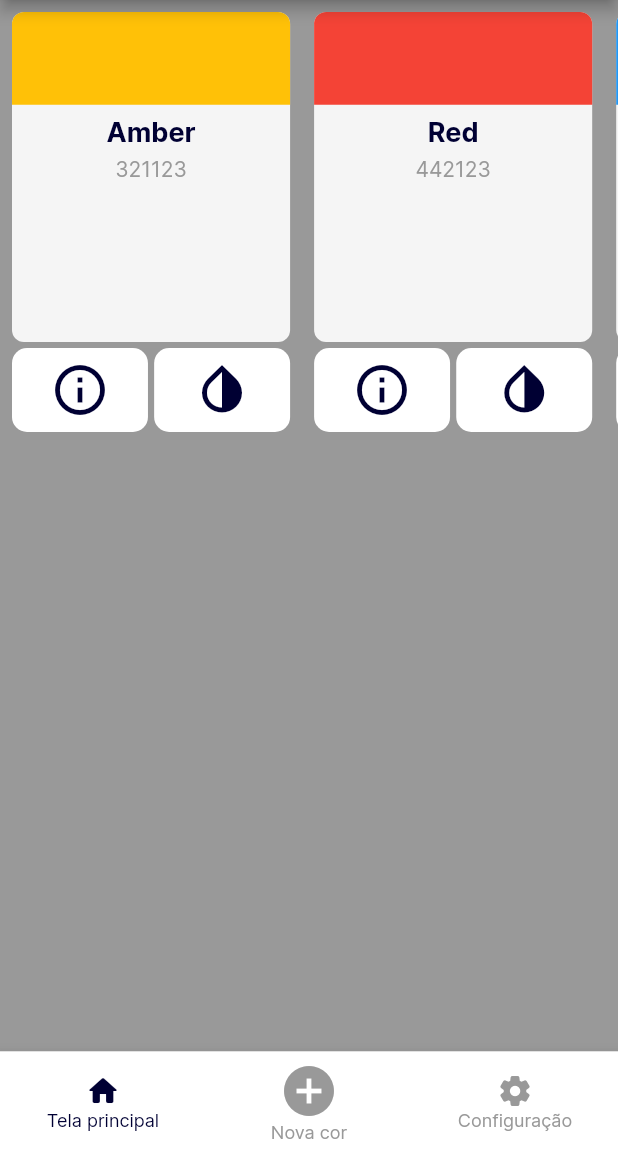
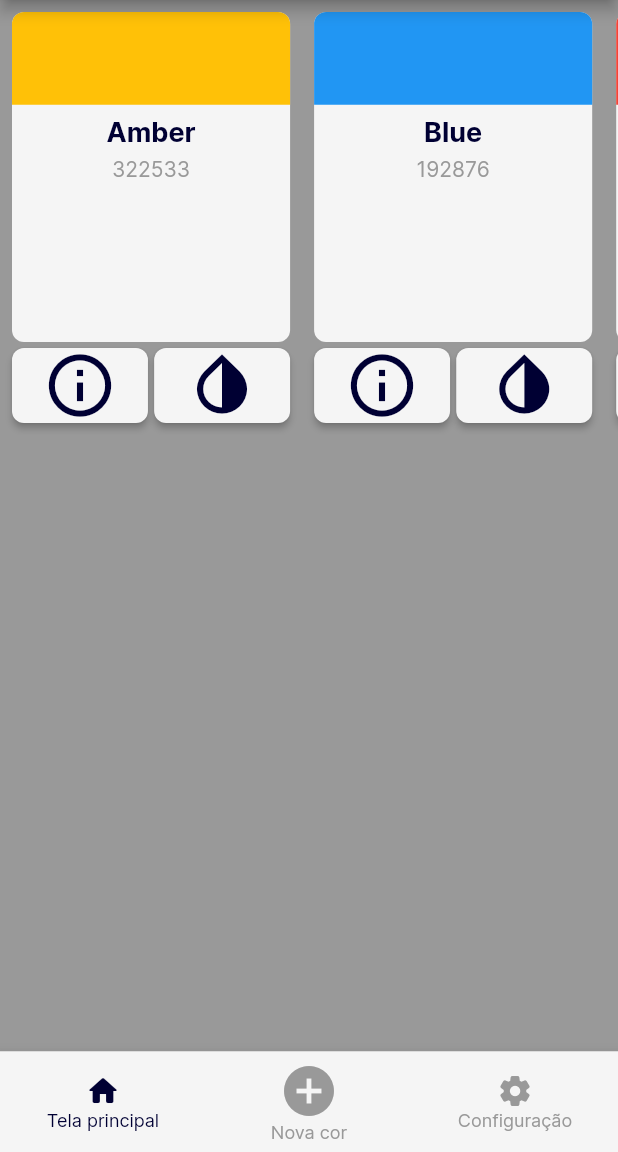
Before and after one commit to alejandrosilveiraramos/colormix, a Flutter app: the screen it shows after launch, on a phone screen of 412 x 824 dp, the part 84-1236 px from its top. Run offline on Flutter 3.47's test engine with Material 2 defaults, Android fonts, the phone set to English and light mode, and no system bars; missing offline and left inert: flutter_flavor; generated files the repository leaves out were written again.

Commit message:
add buttons, modal action

```diff
--- /dev/null
+++ b/lib/screens/color_info/color_info.dart
@@ -0,0 +1,15 @@
+import 'package:colormix/shared/widgets/page_structure/colormix_bottom_tab_bar.dart';
+import 'package:colormix/shared/widgets/page_structure/colormix_page.dart';
+import 'package:flutter/material.dart';
+
+class ColorInfo extends StatelessWidget {
+  const ColorInfo({super.key});
+
+  @override
+  Widget build(BuildContext context) {
+    return const ColormixPage(
+      bottomNavigationBar: ColormixBottomTabBar(),
+      child: Text('alo'),
+    );
+  }
+}
--- /dev/null
+++ b/lib/screens/home/components/button_card.dart
@@ -0,0 +1,40 @@
+import 'package:colormix/shared/theme/custom_theme.dart';
+import 'package:flutter/material.dart';
+
+class ButtonCard extends StatelessWidget {
+  final Function() clickAction;
+  final IconData icon;
+
+  const ButtonCard({
+    Key? key,
+    required this.icon,
+    required this.clickAction,
+  }) : super(key: key);
+
+  @override
+  Widget build(BuildContext context) {
+    return Container(
+      width: MediaQuery.of(context).size.width * .22,
+      decoration: BoxDecoration(
+        borderRadius: BorderRadius.circular(
+          DefaultTheme.borderRadius.medium,
+        ),
+      ),
+      child: ElevatedButton(
+        onPressed: clickAction,
+        style: ElevatedButton.styleFrom(
+          backgroundColor: DefaultTheme.colors.primary,
+          shape: RoundedRectangleBorder(
+            borderRadius:
+                BorderRadius.circular(DefaultTheme.borderRadius.medium),
+          ),
+        ),
+        child: Icon(
+          icon,
+          color: DefaultTheme.colors.secondary,
+          size: 50,
+        ),
+      ),
+    );
+  }
+}
--- a/lib/screens/home/components/card_color.dart
+++ b/lib/screens/home/components/card_color.dart
@@ -1,4 +1,6 @@
+import 'package:colormix/screens/home/components/button_card.dart';
 import 'package:colormix/shared/theme/custom_theme.dart';
+import 'package:flutter/cupertino.dart';
 import 'package:flutter/material.dart';
 
 class CardColor extends StatelessWidget {
@@ -35,10 +37,12 @@ class CardColor extends StatelessWidget {
                   decoration: BoxDecoration(
                     color: bannerColor,
                     borderRadius: BorderRadius.only(
-                      topLeft:
-                          Radius.circular(DefaultTheme.borderRadius.medium),
-                      topRight:
-                          Radius.circular(DefaultTheme.borderRadius.medium),
+                      topLeft: Radius.circular(
+                        DefaultTheme.borderRadius.medium,
+                      ),
+                      topRight: Radius.circular(
+                        DefaultTheme.borderRadius.medium,
+                      ),
                     ),
                   ),
                 ),
@@ -74,37 +78,44 @@ class CardColor extends StatelessWidget {
             child: Row(
               mainAxisAlignment: MainAxisAlignment.spaceBetween,
               children: [
-                Container(
-                  width: MediaQuery.of(context).size.width * .22,
-                  decoration: BoxDecoration(
-                    color: Colors.white,
-                    borderRadius: BorderRadius.circular(10),
-                  ),
-                  child: IconButton(
-                    onPressed: () {},
-                    icon: const Icon(Icons.info_outlined),
-                    color: DefaultTheme.colors.secondary,
-                    iconSize: 40,
-                  ),
+                ButtonCard(
+                  icon: Icons.info_outlined,
+                  clickAction: () {
+                    modalColor(context, const Text('alo'));
+                  },
                 ),
-                Container(
-                  width: MediaQuery.of(context).size.width * .22,
-                  decoration: BoxDecoration(
-                    color: Colors.white,
-                    borderRadius: BorderRadius.circular(10),
-                  ),
-                  child: IconButton(
-                    onPressed: () {},
-                    icon: const Icon(Icons.invert_colors),
-                    color: DefaultTheme.colors.secondary,
-                    iconSize: 40,
-                  ),
+                ButtonCard(
+                  icon: Icons.invert_colors,
+                  clickAction: () {},
                 ),
               ],
             ),
-          )
+          ),
         ],
       ),
     );
   }
+
+  void modalColor(BuildContext context, Widget child) {
+    showCupertinoModalPopup(
+      context: context,
+      builder: (BuildContext context) {
+        return Container(
+          height: MediaQuery.of(context).size.height * 0.85,
+          decoration: BoxDecoration(
+            color: DefaultTheme.colors.primary,
+            borderRadius: BorderRadius.only(
+              topLeft: Radius.circular(
+                DefaultTheme.borderRadius.medium,
+              ),
+              topRight: Radius.circular(
+                DefaultTheme.borderRadius.medium,
+              ),
+            ),
+          ),
+          child: child,
+        );
+      },
+    );
+  }
 }
--- a/lib/screens/home/home_screen.dart
+++ b/lib/screens/home/home_screen.dart
@@ -1,5 +1,7 @@
-import 'package:colormix/screens/home/components/base_screen.dart';
+import 'package:colormix/screens/home/base_screen.dart';
 import 'package:colormix/screens/home/components/card_color.dart';
+import 'package:colormix/shared/mocks/color_data.dart';
+import 'package:colormix/shared/models/color_data.dart';
 import 'package:colormix/shared/widgets/page_structure/colormix_bottom_tab_bar.dart';
 import 'package:colormix/shared/widgets/page_structure/colormix_page.dart';
 import 'package:flutter/material.dart';
@@ -9,28 +11,22 @@ class HomeScreen extends StatelessWidget {
 
   @override
   Widget build(BuildContext context) {
+    final List<ColorData> colorDataList = ColorDataMock.getColorDataList();
+
     return ColormixPage(
       bottomNavigationBar: const ColormixBottomTabBar(),
       child: BaseScreen(
         child: SingleChildScrollView(
           scrollDirection: Axis.horizontal,
-          child: Row(children: const [
-            CardColor(
-              bannerColor: Colors.amber,
-              colorCode: '321123',
-              colorName: 'Amber',
-            ),
-            CardColor(
-              bannerColor: Colors.red,
-              colorCode: '442123',
-              colorName: 'Red',
-            ),
-            CardColor(
-              bannerColor: Colors.blue,
-              colorCode: '554332',
-              colorName: 'Blue',
-            ),
-          ]),
+          child: Row(
+            children: colorDataList.map((colorData) {
+              return CardColor(
+                bannerColor: colorData.color,
+                colorName: colorData.name,
+                colorCode: colorData.code,
+              );
+            }).toList(),
+          ),
         ),
       ),
     );
--- /dev/null
+++ b/lib/shared/mocks/color_data.dart
@@ -0,0 +1,24 @@
+import 'package:colormix/shared/models/color_data.dart';
+import 'package:flutter/material.dart';
+
+class ColorDataMock {
+  static List<ColorData> getColorDataList() {
+    return [
+      ColorData(
+        color: Colors.amber,
+        name: 'Amber',
+        code: '322533',
+      ),
+      ColorData(
+        color: Colors.blue,
+        name: 'Blue',
+        code: '192876',
+      ),
+      ColorData(
+        color: Colors.red,
+        name: 'Red',
+        code: '456765',
+      ),
+    ];
+  }
+}
--- /dev/null
+++ b/lib/shared/models/color_data.dart
@@ -0,0 +1,13 @@
+import 'package:flutter/material.dart';
+
+class ColorData {
+  Color color;
+  String name;
+  String code;
+
+  ColorData({
+    required this.color,
+    required this.name,
+    required this.code,
+  });
+}
--- a/lib/shared/routes.dart
+++ b/lib/shared/routes.dart
@@ -1,3 +1,4 @@
+import 'package:colormix/screens/color_info/color_info.dart';
 import 'package:colormix/screens/home/home_screen.dart';
 import 'package:colormix/screens/splash/splash_screen.dart';
 import 'package:flutter/material.dart';
@@ -5,12 +6,13 @@ import 'package:flutter/material.dart';
 class AppRoutes {
   static const String splash = '/';
   static const String home = '/home';
-  static const String login = '/login';
+  static const String colorInfo = '/color-info';
 }
 
 Map<String, WidgetBuilder> getRoutes(BuildContext context) {
   return {
     AppRoutes.splash: (context) => const SplashScreen(),
     AppRoutes.home: (context) => const HomeScreen(),
+    AppRoutes.colorInfo: (context) => const ColorInfo(),
   };
 }
--- a/lib/shared/widgets/page_structure/colormix_bottom_tab_bar.dart
+++ b/lib/shared/widgets/page_structure/colormix_bottom_tab_bar.dart
@@ -21,7 +21,7 @@ class _ColormixBottomTabBarState extends State<ColormixBottomTabBar> {
   @override
   Widget build(BuildContext context) {
     return BottomNavigationBar(
-      backgroundColor: Colors.white,
+      backgroundColor: DefaultTheme.colors.primary,
       unselectedItemColor: DefaultTheme.colors.medium,
       fixedColor: DefaultTheme.colors.secondary,
       selectedFontSize: DefaultTheme.fontSize.small,
@@ -83,7 +83,7 @@ class _ColormixBottomTabBarState extends State<ColormixBottomTabBar> {
       {
         Keys.icon: Icons.settings_rounded,
         Keys.label: 'Configuração',
-        Keys.route: AppRoutes.home,
+        Keys.route: AppRoutes.colorInfo,
       },
     ];
   }
```
Also changed, not shown: lib/screens/home/base_screen.dart (renamed from lib/screens/home/components/base_screen.dart).
